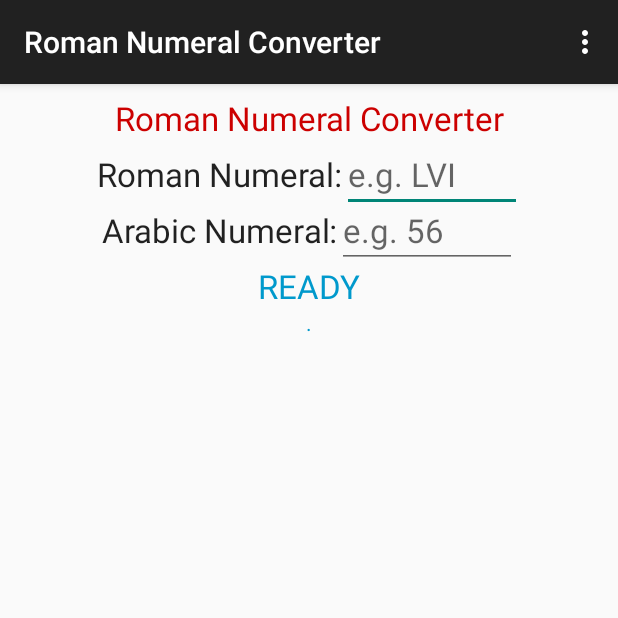
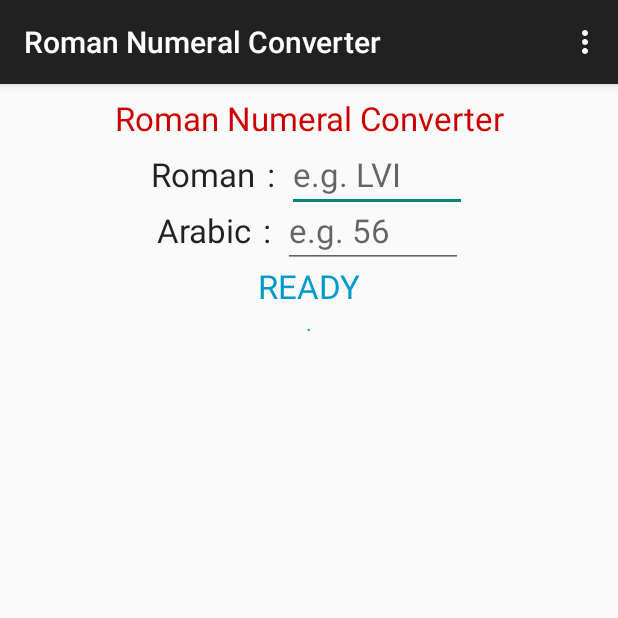
Before and after one commit to shaunpc/RomanNumeralConverter, an Android app: the screen it shows after launch (MainActivity), on a phone screen of 412 x 824 dp, the top half of it. Run offline under Robolectric (Android 15) with nearby library versions, the light colour scheme and no system bars; our stand-ins replace AdMob.

Commit message:
sdk27 and constraint-layout refactor (final)

```diff
--- a/app/src/main/res/layout/activity_main.xml
+++ b/app/src/main/res/layout/activity_main.xml
@@ -42,6 +42,8 @@
         android:id="@+id/colonRN"
         android:layout_width="wrap_content"
         android:layout_height="wrap_content"
+        android:layout_marginEnd="8dp"
+        android:layout_marginStart="8dp"
         android:layout_marginTop="8dp"
         android:gravity="center"
         android:text="@string/colon"
@@ -82,6 +84,8 @@
         android:id="@+id/colonAI"
         android:layout_width="wrap_content"
         android:layout_height="wrap_content"
+        android:layout_marginEnd="8dp"
+        android:layout_marginStart="8dp"
         android:layout_marginTop="8dp"
         android:gravity="center"
         android:text="@string/colon"
@@ -167,6 +171,8 @@
         android:id="@+id/textViewErrMsg"
         android:layout_width="wrap_content"
         android:layout_height="wrap_content"
+        android:layout_marginEnd="8dp"
+        android:layout_marginStart="8dp"
         android:gravity="center"
         android:text="@string/RN_errmsg"
         android:textColor="@android:color/holo_blue_dark"
--- a/app/src/main/res/values/strings.xml
+++ b/app/src/main/res/values/strings.xml
@@ -6,18 +6,18 @@
     <string name="reset">Reset</string>
     <string name="help">Help</string>
     <string name="RNC_title">Roman Numeral Converter</string>
-    <string name="RN_text">Roman Numeral</string>
+    <string name="RN_text">Roman</string>
     <string name="RN_input"> e.g. LVI </string>
-    <string name="AI_text">Arabic Numeral</string>
+    <string name="AI_text">Arabic</string>
     <string name="AI_input"> e.g.  56 </string>
     <string name="RN_status">READY</string>
     <string name="RN_errmsg">.</string>
     <string name="colon"> : </string>
     <string name="buttonAdd">+</string>
-    <string name="buttonAuto">  COUNTER </string>
-    <string name="buttonAutoUp"> COUNT UP </string>
+    <string name="buttonAuto">COUNTER</string>
+    <string name="buttonAutoUp">COUNT UP</string>
     <string name="buttonAutoDown">COUNT DOWN</string>
-    <string name="buttonAutoStop">   STOP   </string>
+    <string name="buttonAutoStop">STOP</string>
     <string name="buttonSubtract">-</string>
     <string name="dummy_button">Dummy Button</string>
     <string name="dummy_content">DUMMY\nCONTENT</string>
```
